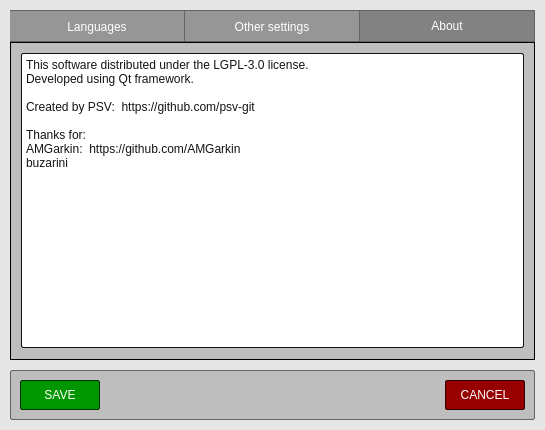
First picture: the form in src/Forms/SettingsWindow.ui, repository psv-git/BDOLang, before the edit.
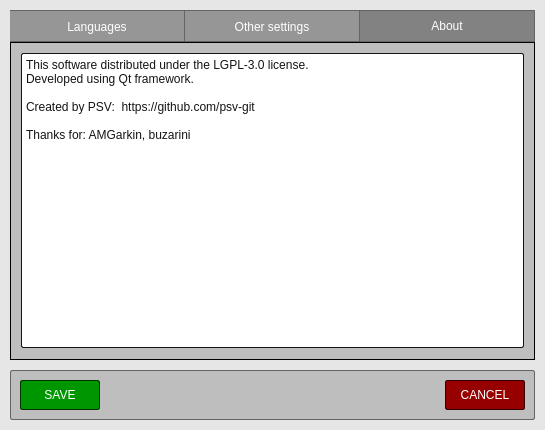
Second picture: the form after the edit. The open tabs and pages were chosen to show the change. Custom widgets are drawn as their Qt base class.

Diff of the .ui file:
```diff
--- a/src/Forms/SettingsWindow.ui
+++ b/src/Forms/SettingsWindow.ui
@@ -743,9 +743,7 @@
 
 Created by PSV:  https://github.com/psv-git
 
-Thanks for:
-AMGarkin:  https://github.com/AMGarkin
-buzarini</string>
+Thanks for: AMGarkin, buzarini</string>
      </property>
      <property name="textInteractionFlags">
       <set>Qt::LinksAccessibleByKeyboard|Qt::LinksAccessibleByMouse|Qt::TextBrowserInteraction|Qt::TextSelectableByKeyboard|Qt::TextSelectableByMouse</set>
```
